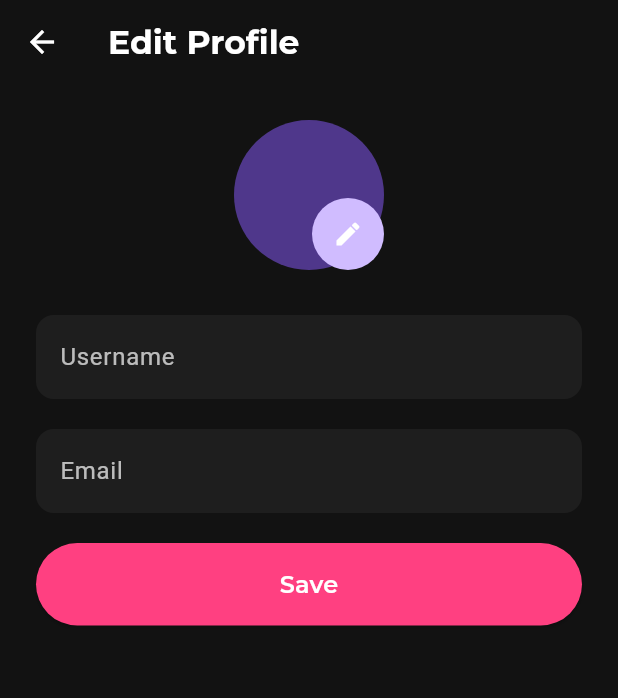
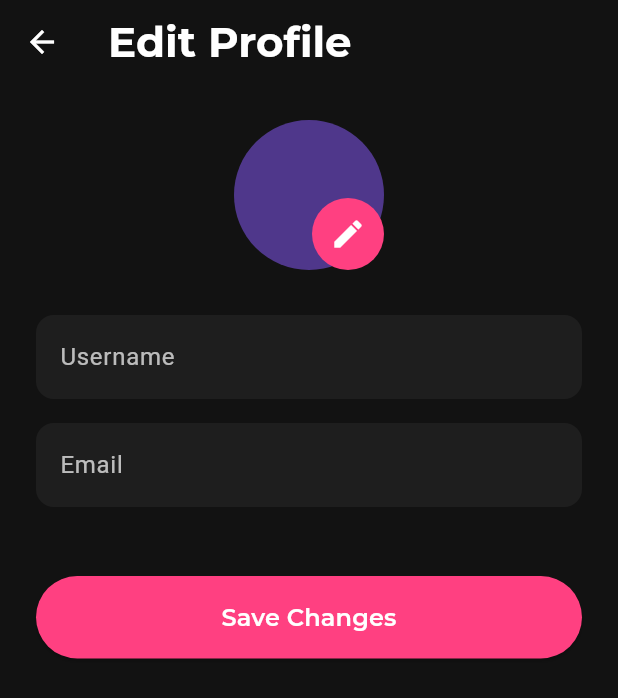
Before and after one commit to Nita9ice/Trend-View, a Flutter app: the EditProfileScreen screen opened by its route, after a tap on the "edit" icon, on a phone screen of 412 x 824 dp. Shown: the top 698 px of the screen. Run offline on Flutter 3.47's test engine with Material 3 defaults, Android fonts, the phone set to English and light mode, and no system bars; our stand-ins replace carousel_slider, cloud_firestore, firebase_auth, firebase_core, google_fonts, image_picker and 2 more; accounts and stored records are empty.

Commit message:
final cleanup and polish

```diff
--- a/lib/screens/edit_profile_screen.dart
+++ b/lib/screens/edit_profile_screen.dart
@@ -1,14 +1,13 @@
 import 'dart:convert';
-
+import 'dart:io';
 import 'package:cloud_firestore/cloud_firestore.dart';
 import 'package:firebase_auth/firebase_auth.dart';
-import 'package:firebase_storage/firebase_storage.dart';
 import 'package:flutter/material.dart';
 import 'package:google_fonts/google_fonts.dart';
 import 'package:image_picker/image_picker.dart';
 import 'package:trendveiw/components/buttton.dart';
 import 'package:trendveiw/components/text_field.dart';
-import 'dart:io'; // For File class
+import 'package:trendveiw/components/dialog_box.dart';
 
 class EditProfileScreen extends StatefulWidget {
   const EditProfileScreen({super.key});
@@ -18,33 +17,54 @@ class EditProfileScreen extends StatefulWidget {
 }
 
 class _EditProfileScreenState extends State<EditProfileScreen> {
+  // Instance of AuthService to handle user authentication logic
+  final FirebaseAuth _auth = FirebaseAuth.instance;
+
+  // Firebase Firestore instance used to read and write data to the cloud database
+  final FirebaseFirestore _firestore = FirebaseFirestore.instance;
+
+  // Controller for handling input in the username text field
   final TextEditingController _usernameController = TextEditingController();
+
+  // Controller for handling input in the email text field
   final TextEditingController _emailController = TextEditingController();
- /*  final TextEditingController _passwordController = TextEditingController(); */
-  final FirebaseFirestore _firestore = FirebaseFirestore.instance;
-  final FirebaseAuth _auth = FirebaseAuth.instance;
-  File? _selectedImage; // To store the picked image file
- bool _isUploading = false;
-  String? _current64bytes; // To store existing image URL from Firestore
 
+  // Holds the selected image file from the user's device
+  File? _selectedImage;
+
+  // Stores the base64-encoded string of the selected image
+  String? _current64bytes;
+
+  // Indicates whether a save operation is currently in progress
+  bool _isSaving = false;
 
   @override
   void initState() {
-    // TODO: implement initState
     super.initState();
-    getBase64Image();
+    _loadUserData();
   }
 
+  Future<void> _loadUserData() async {
+    final user = _auth.currentUser;
+    if (user == null) return;
 
+    final doc = await _firestore.collection('users').doc(user.uid).get();
+    final data = doc.data();
+
+    setState(() {
+      _usernameController.text = data?['username'] ?? user.displayName ?? '';
+      _emailController.text = user.email ?? '';
+      _current64bytes = data?['profileImageUrl'];
+    });
+  }
 
   Future<void> _pickImage() async {
     final picker = ImagePicker();
     try {
       final pickedFile = await picker.pickImage(
-        source: ImageSource.gallery, // You can also use ImageSource.camera
+        source: ImageSource.gallery,
+        imageQuality: 80,
         maxWidth: 800,
-        maxHeight: 800,
-        imageQuality: 85,
       );
 
       if (pickedFile != null) {
@@ -53,74 +73,48 @@ class _EditProfileScreenState extends State<EditProfileScreen> {
         });
       }
     } catch (e) {
-      ScaffoldMessenger.of(context).showSnackBar(
-        SnackBar(content: Text('Failed to pick image: $e')),
-      );
+      if (!mounted) return;
+      DialogBox.showErrorDialog(context, 'Failed to pick image: $e');
     }
   }
 
-   Future<Image?> getBase64Image() async {
+  Future<void> _saveProfile() async {
     final user = _auth.currentUser;
-    if (user != null) {
-      final doc = await _firestore.collection('users').doc(user.uid).get();
-      if (doc.exists && doc.data()?.containsKey('profileImageUrl') == true) {
-        final base64String = doc['profileImageUrl'] as String;
-        final userName = doc['username'];
+    if (user == null) return;
 
-setState(() {
-  _current64bytes = base64String;
-  _usernameController.text = user.displayName?? "";
-  _emailController.text = user.email??"";
-});
+    setState(() => _isSaving = true);
 
+    try {
+      String? newBase64Image = _current64bytes;
 
-
-      }
-    }
-    return null;
+      if (_selectedImage != null) {
+        final bytes = await _selectedImage!.readAsBytes();
+        newBase64Image = base64Encode(bytes);
       }
 
-  Future<void> _saveProfile() async {
-    try {
-      final user = FirebaseAuth.instance.currentUser;
-      if (user == null) {
-        ScaffoldMessenger.of(context).showSnackBar(
-          const SnackBar(content: Text('You must be logged in to save profile')),
-        );
-        return;
-      }
-
-      /* String? imageUrl = _currentImageUrl; */
-
-      // Upload new image if selected
-      if (_selectedImage != null) {
-        // Read the image file as bytes
-      final bytes = await _selectedImage!.readAsBytes();
-       // Convert to Base64
-      final base64String = base64Encode(bytes);
-       // Save all data to Firestore
-      await FirebaseFirestore.instance
-          .collection('users')
-          .doc(user.uid)
-          .set({
+      // Update Firestore
+      await _firestore.collection('users').doc(user.uid).set({
         'username': _usernameController.text.trim(),
-            'profileImageUrl': base64String,
+        'profileImageUrl': newBase64Image,
         'updatedAt': FieldValue.serverTimestamp(),
       }, SetOptions(merge: true));
 
-await user.updateDisplayName(
-        _usernameController.text.trim(),
-      );
-        ScaffoldMessenger.of(context).showSnackBar(
-        const SnackBar(content: Text('Profile updated successfully')),
-      );
+      // Update FirebaseAuth display name
+      await user.updateDisplayName(_usernameController.text.trim());
+
+      // Update email if changed
+      final newEmail = _emailController.text.trim();
+      if (newEmail != user.email) {
+        await user.verifyBeforeUpdateEmail(newEmail);
       }
 
-
+      if (!mounted) return;
+      DialogBox.showSuccessDialog(context, 'Profile updated successfully!');
     } catch (e) {
-      ScaffoldMessenger.of(context).showSnackBar(
-        SnackBar(content: Text('Error saving profile: $e')),
-      );
+      if (!mounted) return;
+      DialogBox.showErrorDialog(context, 'Failed to update profile: $e');
+    } finally {
+      if (mounted) setState(() => _isSaving = false);
     }
   }
 
@@ -128,63 +122,59 @@ await user.updateDisplayName(
   void dispose() {
     _usernameController.dispose();
     _emailController.dispose();
-   /*  _passwordController.dispose(); */
+
     super.dispose();
   }
 
-
-
   @override
   Widget build(BuildContext context) {
+    // Get the current app theme (light or dark)
     final theme = Theme.of(context);
 
     return Scaffold(
-      backgroundColor: theme.scaffoldBackgroundColor,
       appBar: AppBar(
-        backgroundColor: Colors.transparent,
-        elevation: 0,
         title: Text(
           'Edit Profile',
-          style: theme.textTheme.titleLarge?.copyWith(
-            fontFamily: GoogleFonts.montserrat().fontFamily,
+          style: GoogleFonts.montserrat(
+            fontSize: 28,
+            fontWeight: FontWeight.bold,
+            color: theme.textTheme.headlineLarge?.color,
           ),
         ),
         leading: IconButton(
-          icon: Icon(Icons.arrow_back, color: theme.iconTheme.color),
+          icon: const Icon(Icons.arrow_back),
           onPressed: () => Navigator.pop(context),
         ),
+        backgroundColor: Colors.transparent,
+        elevation: 0,
       ),
-      body: Padding(
-        padding: const EdgeInsets.all(24.0),
-        child: SingleChildScrollView(
+      body: SingleChildScrollView(
+        padding: const EdgeInsets.all(24),
         child: Column(
           children: [
-              // Profile Picture with edit icon
             Center(
               child: Stack(
                 children: [
                   CircleAvatar(
                     radius: 50,
-                      backgroundImage: _selectedImage != null
-                          ? FileImage(_selectedImage!) // Show selected image
+                    backgroundImage:
+                        _selectedImage != null
+                            ? FileImage(_selectedImage!)
                             : (_current64bytes != null
-                  ? MemoryImage(base64Decode(_current64bytes?? ""))
-                  : const AssetImage('assets/default_avatar.png')) as ImageProvider, // Default image
+                                ? MemoryImage(base64Decode(_current64bytes!))
+                                : const AssetImage('assets/default_avatar.png')
+                                    as ImageProvider),
                   ),
                   Positioned(
                     bottom: 0,
                     right: 0,
                     child: Container(
                       decoration: BoxDecoration(
-                          color: theme.colorScheme.primary,
+                        color: theme.primaryColor,
                         shape: BoxShape.circle,
                       ),
                       child: IconButton(
-                          icon: const Icon(
-                            Icons.edit,
-                            color: Colors.white,
-                            size: 20,
-                          ),
+                        icon: const Icon(Icons.edit, color: Colors.white),
                         onPressed: _pickImage,
                       ),
                     ),
@@ -193,37 +183,29 @@ await user.updateDisplayName(
               ),
             ),
             const SizedBox(height: 30),
+            // username field
+            MyTextField(controller: _usernameController, hintText: 'Username'),
+            const SizedBox(height: 16),
+            // email field
+            MyTextField(controller: _emailController, hintText: 'Email'),
+            const SizedBox(height: 16),
 
-              // Username field
-              MyTextField(
-                controller: _usernameController,
-                hintText: 'Username',
-              ),
-              const SizedBox(height: 20),
+            const SizedBox(height: 30),
 
-              // Email field
-              MyTextField(controller: _emailController, hintText: 'Email', enabled: false,),
-              const SizedBox(height: 20),
-
-              /* // Password field
-              MyTextField(
-                controller: _passwordController,
-                hintText: 'Password',
-              ),
-              const SizedBox(height: 200), */
-
-              // Save button
+            // save changes button
             MyButton(
-                text: 'Save',
-                onPressed: () {
-                  // function to save edited profile
+              text: 'Save Changes',
+              onPressed:
+                  _isSaving
+                      ? () {}
+                      : () {
                         _saveProfile();
+                        Navigator.pop(context);
                       },
             ),
           ],
         ),
       ),
-      ),
     );
   }
 }
```
Lines whose indentation alone changed are shown as unchanged.
